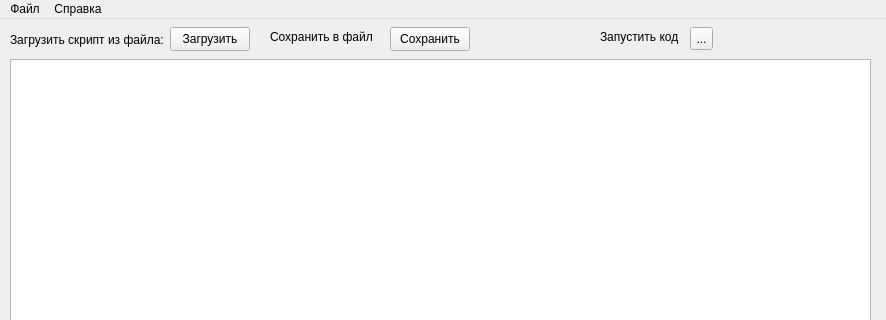
NikBel3476/Renga_python_shell, file src/renga_py_shell/shellwindow.ui: the form before one commit; both pictures show x 0 to 886 and y 0 to 320 of the 886 by 581 pixel window.
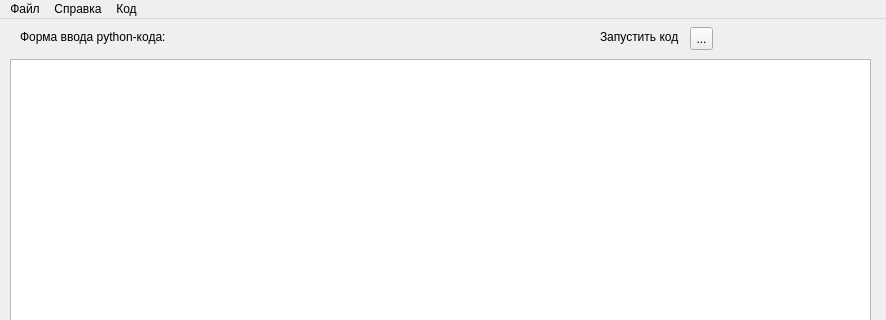
The form after the commit. Icons and pictures are not drawn.

Commit message: adding forms actions

The edit to the form file:
```diff
--- a/src/renga_py_shell/shellwindow.ui
+++ b/src/renga_py_shell/shellwindow.ui
@@ -18,32 +18,6 @@
     <normaloff>repa_logo.png</normaloff>repa_logo.png</iconset>
   </property>
   <widget class="QWidget" name="centralwidget">
-   <widget class="QLabel" name="label">
-    <property name="geometry">
-     <rect>
-      <x>10</x>
-      <y>10</y>
-      <width>171</width>
-      <height>21</height>
-     </rect>
-    </property>
-    <property name="text">
-     <string>Загрузить скрипт из файла:</string>
-    </property>
-   </widget>
-   <widget class="QPushButton" name="action_load_from_file">
-    <property name="geometry">
-     <rect>
-      <x>170</x>
-      <y>8</y>
-      <width>80</width>
-      <height>24</height>
-     </rect>
-    </property>
-    <property name="text">
-     <string>Загрузить</string>
-    </property>
-   </widget>
    <widget class="QPlainTextEdit" name="code_space">
     <property name="geometry">
      <rect>
@@ -80,32 +54,6 @@
      </rect>
     </property>
    </widget>
-   <widget class="QLabel" name="label_3">
-    <property name="geometry">
-     <rect>
-      <x>270</x>
-      <y>10</y>
-      <width>111</width>
-      <height>16</height>
-     </rect>
-    </property>
-    <property name="text">
-     <string>Сохранить в файл</string>
-    </property>
-   </widget>
-   <widget class="QPushButton" name="pushButton">
-    <property name="geometry">
-     <rect>
-      <x>390</x>
-      <y>8</y>
-      <width>80</width>
-      <height>24</height>
-     </rect>
-    </property>
-    <property name="text">
-     <string>Сохранить</string>
-    </property>
-   </widget>
    <widget class="QToolButton" name="command_run_script">
     <property name="geometry">
      <rect>
@@ -139,6 +87,19 @@
      <string>Запустить код</string>
     </property>
    </widget>
+   <widget class="QLabel" name="label">
+    <property name="geometry">
+     <rect>
+      <x>20</x>
+      <y>10</y>
+      <width>151</width>
+      <height>16</height>
+     </rect>
+    </property>
+    <property name="text">
+     <string>Форма ввода python-кода:</string>
+    </property>
+   </widget>
   </widget>
   <widget class="QMenuBar" name="menubar">
    <property name="geometry">
@@ -164,9 +125,18 @@
     <addaction name="action_2"/>
     <addaction name="action_3"/>
     <addaction name="action_4"/>
+    <addaction name="action_6"/>
+   </widget>
+   <widget class="QMenu" name="menu_3">
+    <property name="title">
+     <string>Код</string>
+    </property>
+    <addaction name="action_5"/>
+    <addaction name="action_Python_3"/>
    </widget>
    <addaction name="menu"/>
    <addaction name="menu_2"/>
+   <addaction name="menu_3"/>
   </widget>
   <widget class="QStatusBar" name="statusbar"/>
   <action name="action_Python">
```
Left out of the diff: 17 changed lines with no effect on the pictures. The commit also changes 2 other files.
